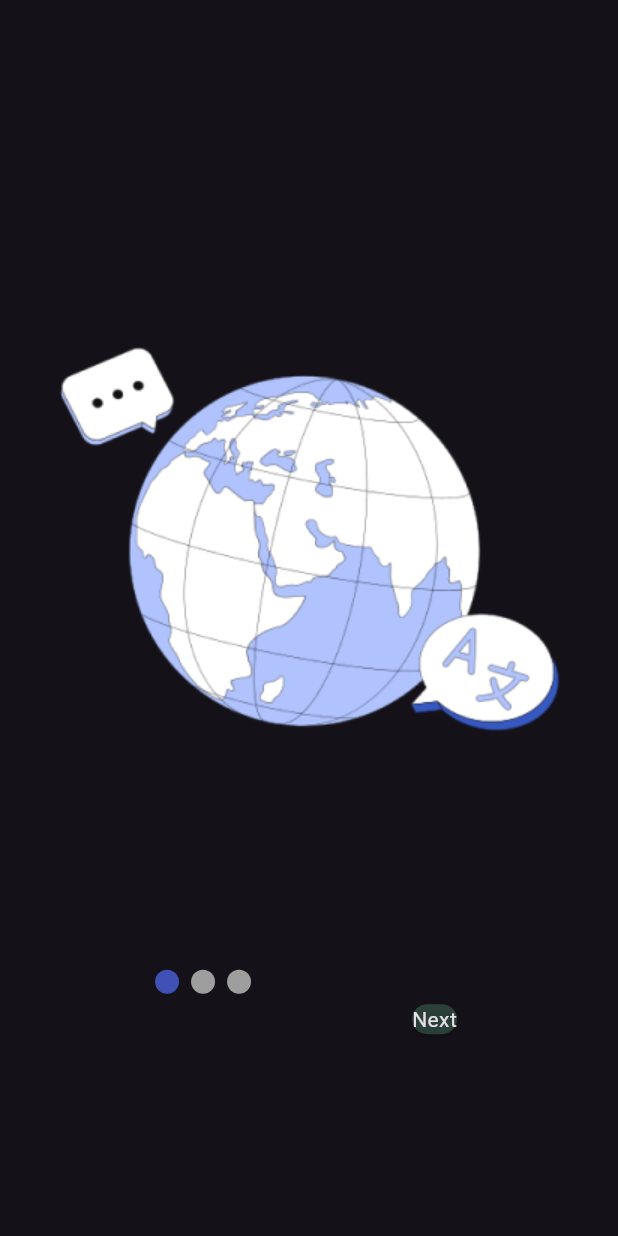
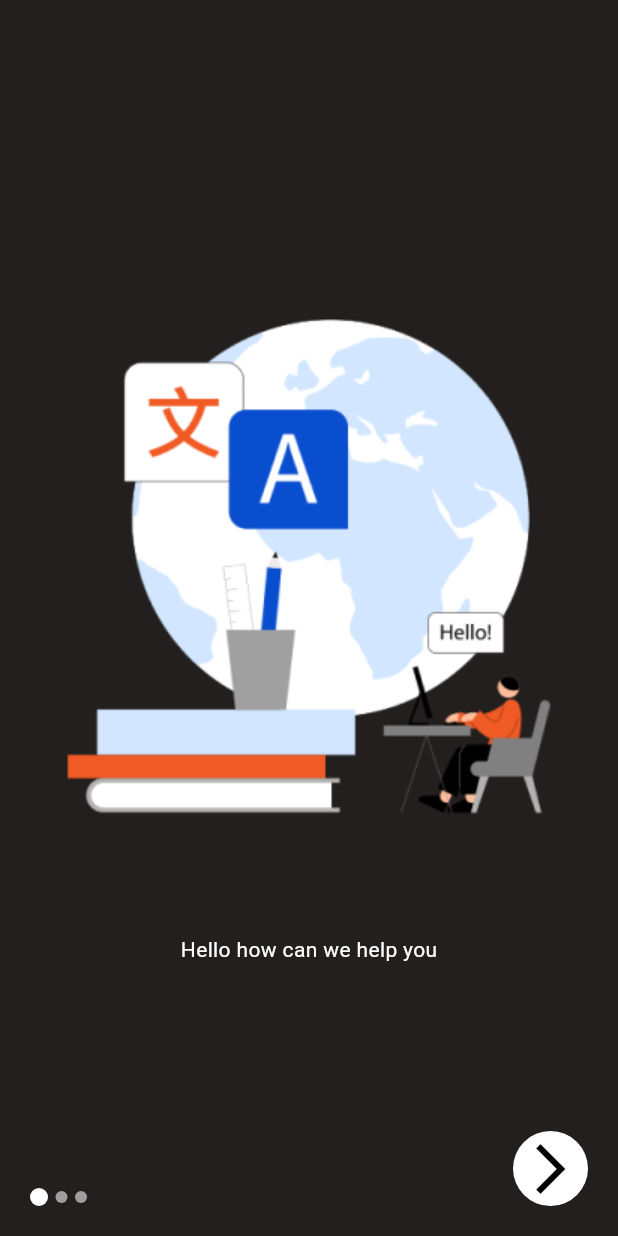
Before and after one commit to eyadamr905/Signy_V1.1, a Flutter app: the screen it shows after launch, on a phone screen of 412 x 824 dp. Run offline on Flutter 3.47's test engine with Material 3 defaults, Android fonts, the light colour scheme and no system bars; drawn by our look-alikes of smooth_page_indicator; our stand-ins replace camera, firebase_auth, firebase_core, flutter_signin_button, shared_preferences, youtube_player_flutter; missing offline and left inert: tflite; accounts and stored records are empty.

Commit message:
eror solved

```diff
--- a/lib/Home/profile.dart
+++ b/lib/Home/profile.dart
@@ -42,7 +42,7 @@ class _ProfileState extends State<Profile> {
         items:[
       const BottomNavigationBarItem(icon: Icon(Icons.home_outlined), label: "Home",),
       const BottomNavigationBarItem(icon: Icon(Icons.person_2_outlined),label: "Profile",backgroundColor: Colors.white),
-      const BottomNavigationBarItem(icon: Icon(Icons.saved_search_outlined),label: "Saves"),
+      const BottomNavigationBarItem(icon: Icon(Icons.book),label: "Learning"),
       ])),
       body: Column(
           children: [
--- a/lib/main.dart
+++ b/lib/main.dart
@@ -12,7 +12,7 @@ import 'login/login.dart';
 
 User? logged;
 bool? start;
-
+//to check if you opendThe App before
 void openFun() async {
   WidgetsFlutterBinding.ensureInitialized();
   final SharedPreferences prefs = await SharedPreferences.getInstance();
@@ -24,14 +24,13 @@ void openFun() async {
     start = false;
   }
 }
-
 void main() async {
   openFun();
-
+  //decleare the platform
   await Firebase.initializeApp(
     options: DefaultFirebaseOptions.currentPlatform,
   );
-
+//looged = current user in the app
   logged = FirebaseAuth.instance.currentUser;
   runApp(const Signy());
 }
@@ -47,16 +46,17 @@ class Signy extends StatelessWidget {
           Consumer<UiProvider>(builder: (context, UiProvider notifier, child) {
         return MaterialApp(
           debugShowCheckedModeBanner: false,
-          title: 'ToDo App',
+
           // themeMode: notifier.isDark ? ThemeMode.dark : ThemeMode.light,
-          themeMode: ThemeMode.dark,
-          // darkTheme: notifier.isDark ? notifier.darkTheme : notifier.lightTheme,
-          // darkTheme = notifier.darkTheme,
-          theme: notifier.darkTheme,
-          home: start == true
-              ? const welcom()
-              : logged == null
-                  ? const signin()
+          // themeMode: ThemeMode.dark,
+          // // darkTheme: notifier.isDark ? notifier.darkTheme : notifier.lightTheme,
+          // // darkTheme = notifier.darkTheme,
+          // theme: notifier.darkTheme,
+          home:
+          start == true?
+            const welcom()
+              : logged == null?
+                  const signin()
                   : const home(),
         );
       }),
--- a/lib/onbording/onbording.dart
+++ b/lib/onbording/onbording.dart
@@ -1,12 +1,6 @@
-import 'package:flutter/cupertino.dart';
+// ignore_for_file: camel_case_types
 import 'package:flutter/material.dart';
-import 'package:smooth_page_indicator/smooth_page_indicator.dart';
-
 import '../login/login.dart';
-
-
-
-
 class welcom extends StatefulWidget {
   const welcom({super.key});
 
@@ -15,93 +9,117 @@ class welcom extends StatefulWidget {
 }
 
 class _welcomState extends State<welcom> {
-  PageController _controller=PageController();
+  PageController pageController = PageController(initialPage: 0);
+  int currentPage = 0;
+
   bool last=false;
   @override
   Widget build(BuildContext context) {
     return Scaffold(
-      body:Stack(
+      backgroundColor: const Color(0xff221F1E),
+      body: Stack(
         children: [
           PageView(
-       controller: _controller,
+            controller: pageController,
             onPageChanged: (index) {
               setState(() {
-           last=(index==2);
+                currentPage = index;
               });
             },
-
-           children:[ Padding(
-             padding: const EdgeInsets.only(bottom: 90),
-             child: Container(
-
-                  child: const Image(image: AssetImage('assets/first.png')),
-
-
+            children: [
+              _buildPage("assets/lang.png",
+                  "Hello how can we help you"),
+              _buildPage("assets/first.png",
+                  ""),
+              _buildPage("assets/hands.png",
+                  ""),
+            ],
+          ),
+          Positioned(
+            bottom: 20,
+            left: 20,
+            child: Row(
+              mainAxisAlignment: MainAxisAlignment.start,
+              children: _buildPageDots(),
             ),
           ),
-          Padding(
-             padding: const EdgeInsets.only(bottom: 90),
+          Positioned(
+            bottom: 20,
+            right: 20,
+            child: GestureDetector(
+              onTap: () {
+                if (currentPage < 2) {
+                  pageController.animateToPage(
+                    currentPage + 1,
+                    duration: const Duration(milliseconds: 400),
+                    curve: Curves.decelerate,
+                  );
+                } else {
+                  Navigator.push(
+                    context,
+                    MaterialPageRoute(
+                      builder: (context) => const signin(),
+                    ),
+                  );
+                }
+              },
               child: Container(
-
-                  child: const Image(image: AssetImage('assets/hands.png')),
-
-
+                width: 50,
+                height: 50,
+                decoration: BoxDecoration(
+                  borderRadius: BorderRadius.circular(50),
+                  color: Colors.white,
+                ),
+                child: const Center(
+                  child: Icon(
+                    Icons.arrow_forward_ios_sharp,
+                    color: Colors.black,
+                    size: 40.0,
                   ),
                 ),
-          Padding(
-             padding: const EdgeInsets.only(bottom: 90),
-            child: Container(
-
-                  child: const Image(image: AssetImage('assets/lang.png')),
-
-
               ),
             ),
-           ],
-
           ),
-       Container(
-        alignment: const Alignment(0,0.65),
-        child: Row(
-mainAxisAlignment: MainAxisAlignment.spaceEvenly,
-          children: [
-            SmoothPageIndicator(controller: _controller, count: 3),
-            last?
-            GestureDetector(
-              onTap: () {
-Navigator.push(context, MaterialPageRoute(builder: (context)
-{
-return const signin();
-
-}));              },
-
-              child:
-
-                Container(child: const Text("Next")),
-
-            ): GestureDetector(
-              onTap: () {
-                _controller.nextPage(duration: const Duration(milliseconds: 500), curve: Curves.easeIn);
-              },
-
-              child:
-
-                Container( child: const Padding(
-                  padding: EdgeInsets.only(top: 50),
-
-                  child: Card(shape: RoundedRectangleBorder(
-     borderRadius:
-      BorderRadius.only(topLeft: Radius.circular(20), topRight: Radius.circular(20),bottomLeft: Radius.circular(20),bottomRight: Radius.circular(20))),
-     color: Color.fromARGB(133, 68, 109, 90)
-  ,child: Text("Next"),),
-                )),
-
-            )
-          ],
-        ))
         ],
       ),
     );
   }
 
+  List<Widget> _buildPageDots() {
+    List<Widget> dots = [];
+    for (int i = 0; i < 3; i++) {
+      dots.add(
+        Padding(
+          padding: const EdgeInsets.only(right: 5),
+          child: Container(
+            width:
+                i == currentPage ? 12 : 8, // Adjust size based on currentPage
+            height: i == currentPage ? 12 : 8,
+            decoration: BoxDecoration(
+              shape: BoxShape.circle,
+              color: i == currentPage ? Colors.white : Colors.grey,
+            ),
+          ),
+        ),
+      );
     }
+    return dots;
+  }
+
+  Widget _buildPage(String imagePath, String text) {
+    return Column(
+      children: [
+        const SizedBox(height: 170),
+        Image.asset(imagePath),
+        const SizedBox(height: 40),
+        Center(
+          child: Text(
+            text,
+            style: const TextStyle(color: Colors.white),
+          ),
+        ),
+        const SizedBox(height: 200),
+      ],
+    );
+  }
+}
```
Also changed, not shown: lib/Home/containers.dart (deleted, +0 -11 lines), lib/Home/home.dart (+4 -3 lines), lib/Home/learning.dart (+21 -22 lines), lib/login/classes.dart (+17 -14 lines), lib/login/login.dart (+24 -33 lines), lib/login/signUp.dart (+7 -16 lines), lib/onbording/onbording1.dart (deleted, +0 -87 lines), lib/onbording/onbording2.dart (deleted, +0 -88 lines), lib/onbording/onbording3.dart (deleted, +0 -85 lines). Lines whose indentation alone changed are shown as unchanged.
